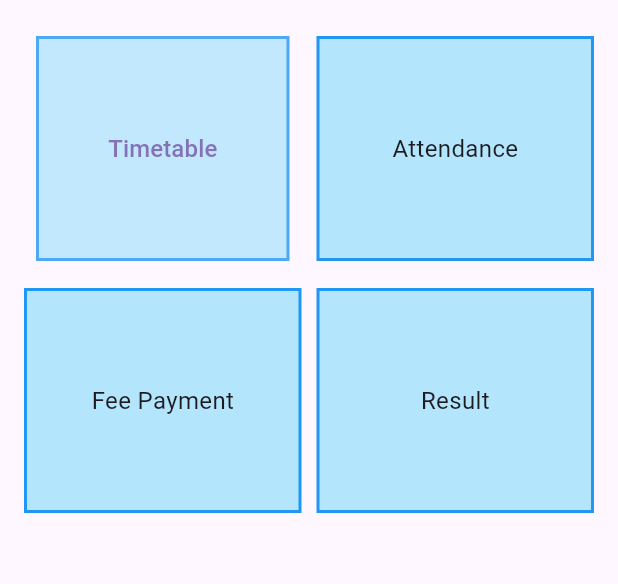
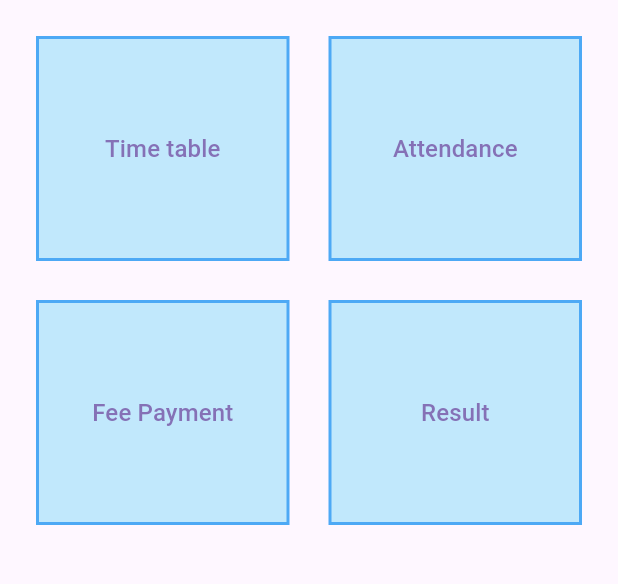
Before and after one commit to madhavIT021/testrru2, a Flutter app: the Dashboard screen opened directly, on a phone screen of 412 x 824 dp, the part 84-668 px from its top. Run offline on Flutter 3.47's test engine with Material 3 defaults, Android fonts, the phone set to English and light mode, and no system bars; our stand-ins replace animated_text_kit, cloud_firestore, firebase_auth, firebase_core, flutter_spinkit; missing offline and left inert: dart:ffi; accounts and stored records are empty.

Commit message:
three files are edited littlebit -  dashboard,container and timetable for batter flow and appearance

```diff
--- a/lib/screens/student/dashboard.dart
+++ b/lib/screens/student/dashboard.dart
@@ -15,7 +15,7 @@ class _DashboardState extends State<Dashboard> {
   Widget build(BuildContext context) {
     return Scaffold(
       appBar: AppBar(
-        title:const  Text(
+        title: const Text(
           "Dashboard",
           style: TextStyle(fontWeight: FontWeight.w500),
         ),
@@ -24,7 +24,6 @@ class _DashboardState extends State<Dashboard> {
           child: Image(image: AssetImage('assets/Logo copy.png')),
         ),
         centerTitle: true,
-
       ),
       body: Padding(
         padding: const EdgeInsets.all(16.0),
@@ -34,15 +33,12 @@ class _DashboardState extends State<Dashboard> {
               mainAxisAlignment: MainAxisAlignment.spaceEvenly,
               children: [
                 Expanded(
-                    child: FadingContainer(
-                  // h: 150,
-                  // container: "Time table",
-                )),
+                    child: FadingContainer(h: 150, container: "Time table",)),
                 SizedBox(
                   width: 10.0,
                 ),
                 Expanded(
-                    child: CustomContainer(h: 150, container: "Attendance")),
+                    child: FadingContainer(h: 150, container: "Attendance")),
               ],
             ),
             SizedBox(height: 10), // Add spacing between rows
@@ -50,16 +46,10 @@ class _DashboardState extends State<Dashboard> {
               mainAxisAlignment: MainAxisAlignment.spaceEvenly,
               children: [
                 Expanded(
-                    child: CustomContainer(
-                  h: 150,
-                  container: "Fee Payment",
-                )),
+                    child: FadingContainer(h: 150, container: "Fee Payment",)),
                 SizedBox(width: 10),
                 Expanded(
-                    child: CustomContainer(
-                  h: 150,
-                  container: "Result",
-                )),
+                    child: FadingContainer(h: 150, container: "Result",)),
               ],
             ),
           ],
--- a/lib/shared/container.dart
+++ b/lib/shared/container.dart
@@ -5,8 +5,8 @@ import 'package:testrru/shared/transition_animation.dart';
 
 class CustomContainer extends StatelessWidget {
 
-  double? h;
-  String? container;
+  final double? h;
+  final String? container;
 
   CustomContainer({required this.h,required this.container});
 
@@ -32,12 +32,27 @@ class CustomContainer extends StatelessWidget {
 }
 
 class FadingContainer extends StatefulWidget {
+
+  late final String container;
+  final double? h;
+  FadingContainer({required this.h, required this.container});
   @override
   _FadingContainerState createState() => _FadingContainerState();
 }
 
 class _FadingContainerState extends State<FadingContainer> {
   bool _isClicked = false;
+
+  void navigateToScreen(String? role) {
+    if (role == 'Time table') {
+      Navigator.push(
+        context,
+        SlidePageRoute(page: Timetable()),
+      );
+    }
+
+  }
+
 
   @override
   Widget build(BuildContext context) {
@@ -52,7 +67,7 @@ class _FadingContainerState extends State<FadingContainer> {
         duration: Duration(seconds: 1),
         child: Container(
           margin: EdgeInsets.all(8.0),
-          height: 150,
+          height: widget.h,
           decoration: BoxDecoration(
             color: Colors.lightBlue[100],
             border: Border.all(
@@ -61,11 +76,10 @@ class _FadingContainerState extends State<FadingContainer> {
             ),
           ),
           child: TextButton(
-            onPressed: () => Navigator.push(context,
-            SlidePageRoute(page: Timetable())),
+            onPressed: () => navigateToScreen(widget.container),
             child: Center(
               child:  Text(
-                'Timetable',
+                widget.container,
                 style: TextStyle(fontSize: 16),
               )
             ),
```
Also changed, not shown: lib/screens/student/timetable.dart (+20 -8 lines).
